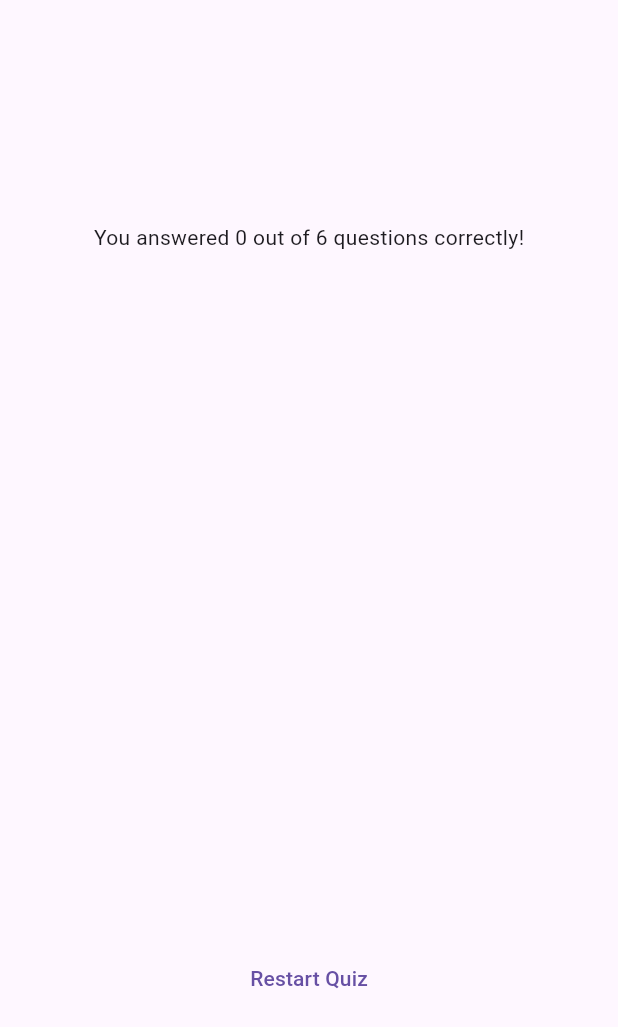
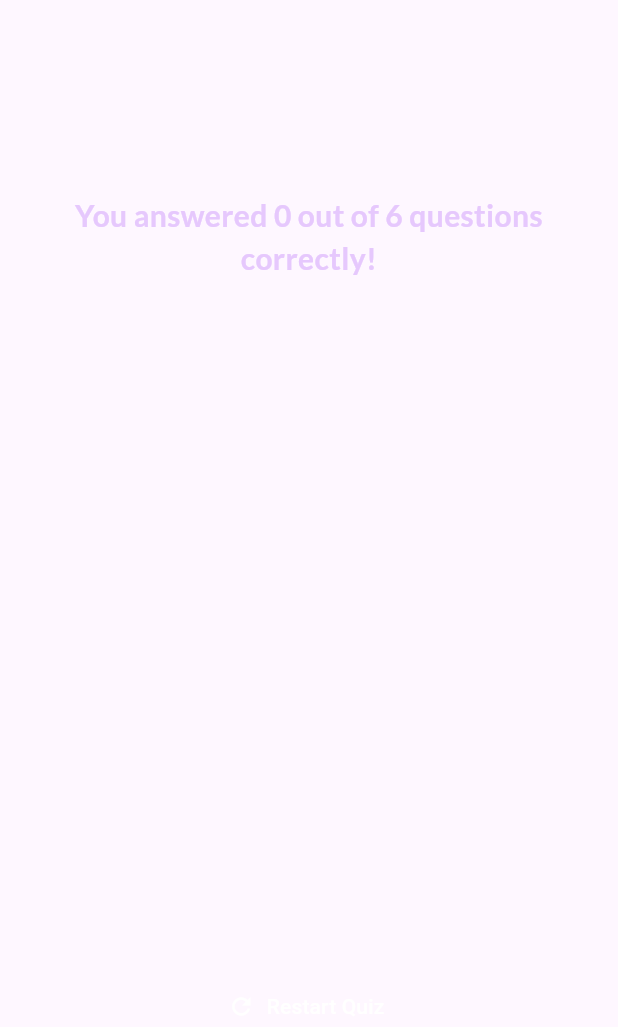
Before and after one commit to JagdishSingh01/quiz, a Flutter app: the ResultScreen widget shown alone on an empty page, opened directly with empty values, on a phone screen of 412 x 824 dp. Shown: the top 1027 px of the screen. Run offline on Flutter 3.47's test engine with Material 3 defaults, Android fonts, the phone set to English and light mode, and no system bars; our stand-ins replace google_fonts.

Commit message:
modified the quiz and result_screen widget

```diff
--- a/lib/results_screen.dart
+++ b/lib/results_screen.dart
@@ -1,10 +1,14 @@
 import 'package:flutter/material.dart';
+import 'package:google_fonts/google_fonts.dart';
 import 'package:quiz/data/questions.dart';
 import 'package:quiz/questions_summary/questions_summary.dart';
 
 class ResultScreen extends StatelessWidget {
-  const ResultScreen({super.key, required this.chosenAnswers});
+  const ResultScreen({super.key, required this.chosenAnswers, required this.onRestart,});
+
+  final void Function() onRestart;
   final List<String> chosenAnswers;
+
 
   List<Map<String, Object>> getSummaryData() {
     final List<Map<String, Object>> summary = [];
@@ -34,7 +38,15 @@ class ResultScreen extends StatelessWidget {
         child: Column(
           mainAxisAlignment: MainAxisAlignment.center,
           children: [
-            Text('You answered $numCorrectQuestions out of $numTotalQuestions questions correctly!'),
+            Text(
+              'You answered $numCorrectQuestions out of $numTotalQuestions questions correctly!',
+              style: GoogleFonts.lato(
+                color: const Color.fromARGB(255, 230, 200, 253),
+                fontSize: 20,
+                fontWeight: FontWeight.bold,
+              ),
+              textAlign: TextAlign.center,
+            ),
             const SizedBox(
               height: 30,
             ),
@@ -42,9 +54,14 @@ class ResultScreen extends StatelessWidget {
             const SizedBox(
               height: 30,
             ),
-            TextButton(
-              onPressed: () {},
-              child: const Text('Restart Quiz'),
+            TextButton.icon(
+              onPressed: onRestart,
+              style: TextButton.styleFrom(
+                foregroundColor: Colors.white,
+              ),
+              icon: const Icon(Icons.refresh, color: Colors.white,),
+              label:const Text('Restart Quiz'),
+
             )
           ],
         ),
--- a/lib/start_screen.dart
+++ b/lib/start_screen.dart
@@ -32,7 +32,7 @@ class StartScreen extends StatelessWidget {
               style: OutlinedButton.styleFrom(
                 foregroundColor: Colors.white,
               ),
-              icon: const Icon(Icons.arrow_right_alt),
+              icon: const Icon(Icons.arrow_right_alt, color: Colors.white,),
               label: const Text('Start Quiz')),
         ],
       ),
```
Also changed, not shown: lib/quiz.dart (+11 -2 lines).
